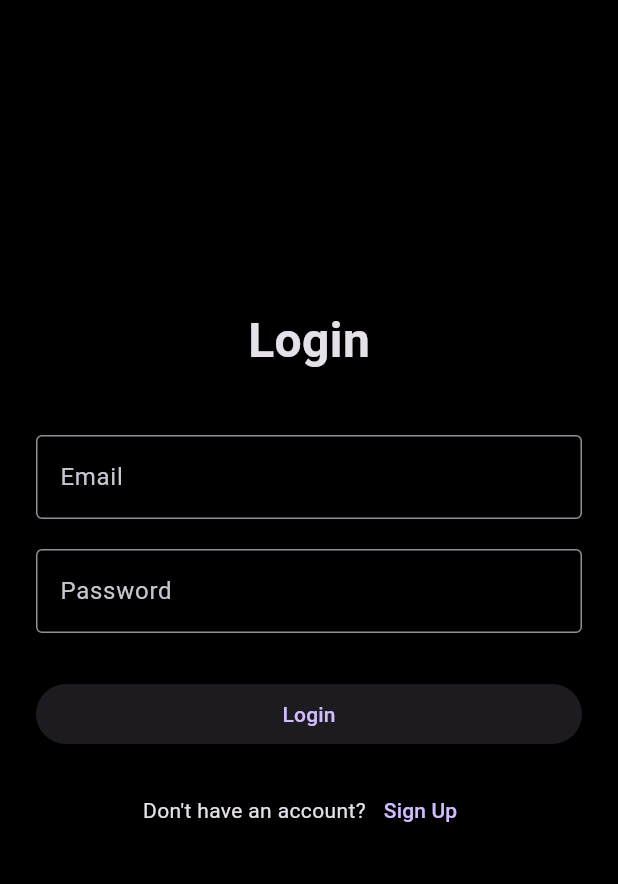
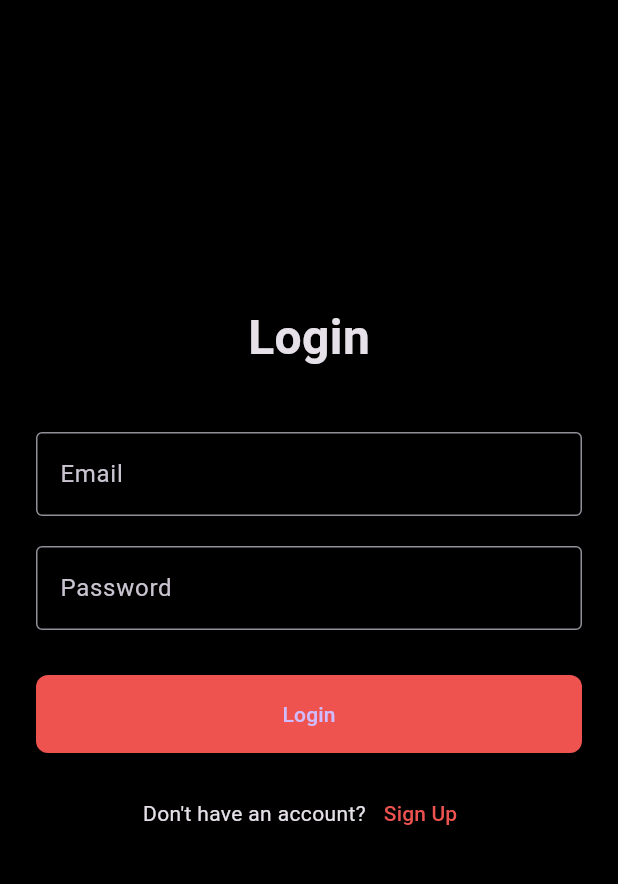
Before and after one commit to ahmedsilinii/tiktok-clone, a Flutter app: the screen it shows after launch, on a phone screen of 412 x 824 dp, the part 84-968 px from its top. Run offline on Flutter 3.47's test engine with Material 3 defaults, Android fonts, the phone set to English and light mode, and no system bars.

Commit message:
minor UI changes

```diff
--- a/lib/core/constants/colors.dart
+++ b/lib/core/constants/colors.dart
@@ -1,5 +1,7 @@
 import 'package:flutter/material.dart';
 
-const backgroundColor = Colors.black;
-var buttonColor = Colors.red[400];
-const borderColor = Colors.grey;
+class AppColors {
+  static var backgroundColor = Colors.black;
+  static var buttonColor = Colors.red[400];
+  static const borderColor = Colors.grey;
+}
--- a/lib/main.dart
+++ b/lib/main.dart
@@ -14,7 +14,8 @@ class MainApp extends StatelessWidget {
     return MaterialApp(
       title: 'Video Feed App',
       theme: ThemeData.dark().copyWith(
-        scaffoldBackgroundColor: backgroundColor,
+        scaffoldBackgroundColor: AppColors.backgroundColor,
+
       ),
       home: LoginScreen(),
     );
--- a/lib/views/screens/auth/login_screen.dart
+++ b/lib/views/screens/auth/login_screen.dart
@@ -1,4 +1,5 @@
 import 'package:flutter/material.dart';
+import 'package:tiktok_clone/core/constants/constants.dart';
 import 'package:tiktok_clone/views/widgets/text_input_field.dart';
 
 class LoginScreen extends StatelessWidget {
@@ -45,6 +46,13 @@ class LoginScreen extends StatelessWidget {
                   width: double.infinity,
                   child: ElevatedButton(
                     onPressed: _onTapLogin,
+                    style: ElevatedButton.styleFrom(
+                      padding: const EdgeInsets.symmetric(vertical: 16),
+                      backgroundColor: AppColors.buttonColor,
+                      shape: RoundedRectangleBorder(
+                        borderRadius: BorderRadius.circular(8),
+                      ),
+                    ),
                     child: const Text('Login'),
                   ),
                 ),
@@ -52,11 +60,14 @@ class LoginScreen extends StatelessWidget {
 
                 Row(
                   mainAxisAlignment: MainAxisAlignment.center,
-                  children: [
+                    children: [
                     const Text("Don't have an account?"),
                     TextButton(
                       onPressed: _onTapSignUp,
-                      child: const Text('Sign Up'),
+                      child:  Text(
+                      'Sign Up',
+                      style: TextStyle(color: AppColors.buttonColor),
+                      ),
                     ),
                   ],
                 ),
```
